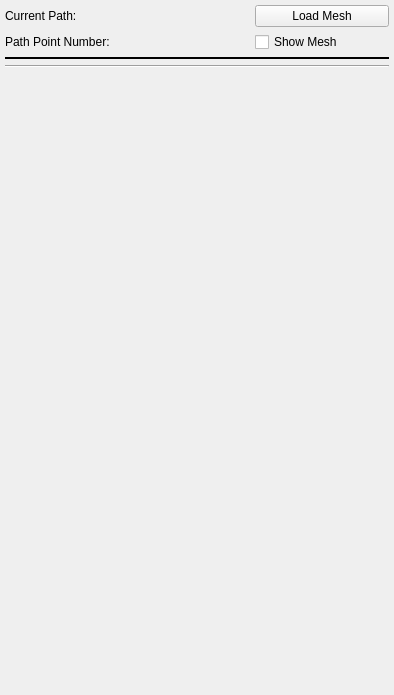
The window that Plugins/org.sv.gui.qt.purkinjenetwork/sv4gui_PurkinjeNetworkEdit.ui (SimVascular/SimVascular-Plugin-Purkinje-Network) describes before a commit, drawn with Qt 5.
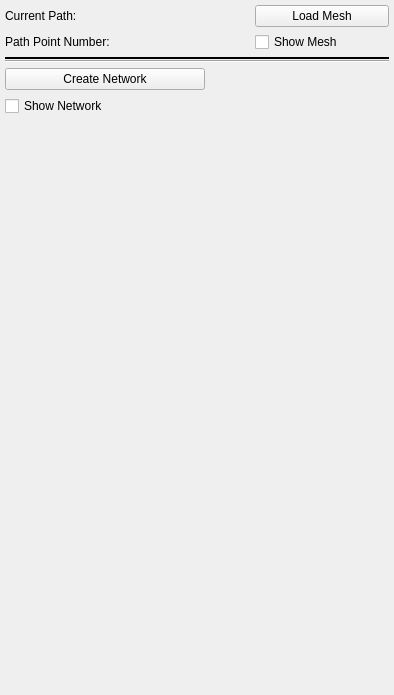
The same window after the commit. Custom widgets are drawn as their Qt base class.

```diff
--- a/Plugins/org.sv.gui.qt.purkinjenetwork/sv4gui_PurkinjeNetworkEdit.ui
+++ b/Plugins/org.sv.gui.qt.purkinjenetwork/sv4gui_PurkinjeNetworkEdit.ui
@@ -132,30 +132,6 @@
      </property>
     </widget>
    </item>
-   <item>
-    <widget class="QWidget" name="widget_4" native="true">
-     <layout class="QGridLayout" name="gridLayout_2">
-      <property name="leftMargin">
-       <number>0</number>
-      </property>
-      <property name="topMargin">
-       <number>2</number>
-      </property>
-      <property name="rightMargin">
-       <number>0</number>
-      </property>
-      <property name="bottomMargin">
-       <number>3</number>
-      </property>
-      <property name="spacing">
-       <number>0</number>
-      </property>
-      <item row="0" column="0">
-       <widget class="sv4guiResliceSlider" name="resliceSlider" native="true"/>
-      </item>
-     </layout>
-    </widget>
-   </item>
    <item>
     <widget class="QWidget" name="widget" native="true">
      <layout class="QHBoxLayout" name="horizontalLayout">
@@ -238,6 +214,26 @@
          <property name="bottomMargin">
           <number>0</number>
          </property>
+         <item>
+          <widget class="QPushButton" name="buttonCreateNetwork">
+           <property name="maximumSize">
+            <size>
+             <width>200</width>
+             <height>16777215</height>
+            </size>
+           </property>
+           <property name="text">
+            <string>Create Network</string>
+           </property>
+          </widget>
+         </item>
+         <item>
+          <widget class="QCheckBox" name="networkCheckBox">
+           <property name="text">
+            <string>Show Network</string>
+           </property>
+          </widget>
+         </item>
          <item>
           <widget class="QLabel" name="label_3">
            <property name="text">
@@ -259,6 +255,30 @@
            </property>
           </widget>
          </item>
+         <item>
+          <widget class="QWidget" name="widget_4" native="true">
+           <layout class="QGridLayout" name="gridLayout_2">
+            <property name="leftMargin">
+             <number>0</number>
+            </property>
+            <property name="topMargin">
+             <number>2</number>
+            </property>
+            <property name="rightMargin">
+             <number>0</number>
+            </property>
+            <property name="bottomMargin">
+             <number>3</number>
+            </property>
+            <property name="spacing">
+             <number>0</number>
+            </property>
+            <item row="0" column="0">
+             <widget class="sv4guiResliceSlider" name="resliceSlider" native="true"/>
+            </item>
+           </layout>
+          </widget>
+         </item>
          <item>
           <spacer name="verticalSpacer">
            <property name="orientation">
```
